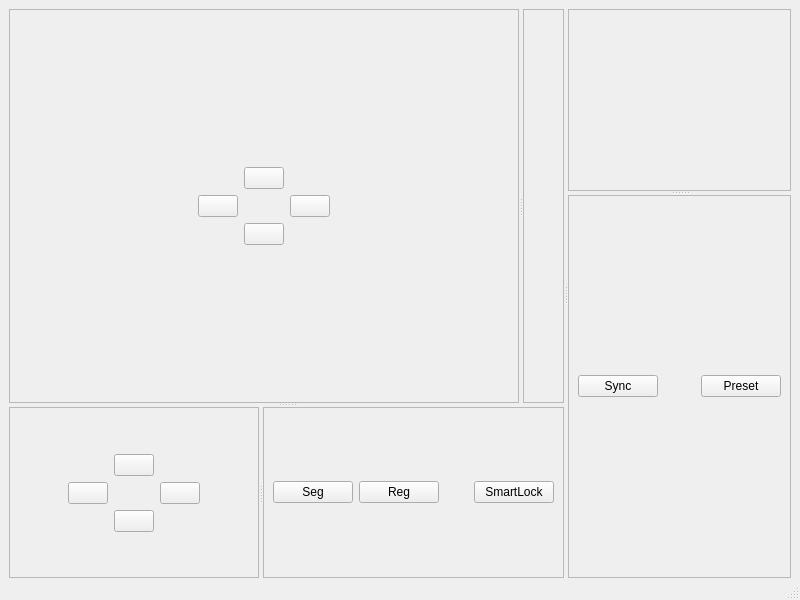
First picture: the form in vtk/SmartLock3.ui, repository timeanddoctor/pystuff, before the edit.
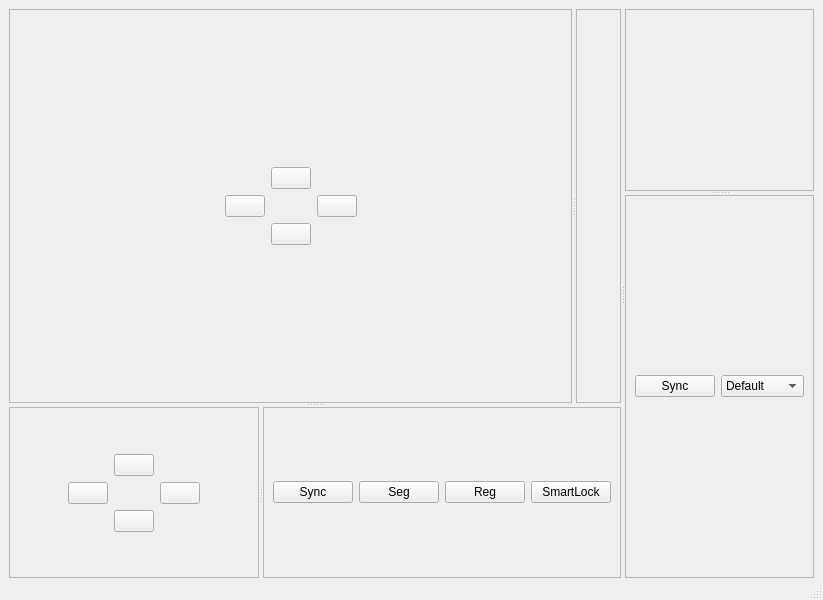
Second picture: the form after the edit.

Commit message: Hacked synced US

```diff
--- a/vtk/SmartLock3.ui
+++ b/vtk/SmartLock3.ui
@@ -274,6 +274,16 @@
          <layout class="QVBoxLayout" name="layoutUS1">
           <item>
            <layout class="QHBoxLayout" name="horizontalLayout_3">
+            <item>
+             <widget class="QPushButton" name="btnSyncUSCT">
+              <property name="text">
+               <string>Sync</string>
+              </property>
+              <property name="checkable">
+               <bool>true</bool>
+              </property>
+             </widget>
+            </item>
             <item>
              <widget class="QPushButton" name="pushButton_13">
               <property name="text">
@@ -362,9 +372,24 @@
             </spacer>
            </item>
            <item>
-            <widget class="QPushButton" name="pushButton_12">
-             <property name="text">
-              <string>Preset</string>
+            <widget class="QComboBox" name="cboxPreset">
+             <item>
+              <property name="text">
+               <string>Default</string>
+              </property>
+             </item>
+             <item>
+              <property name="text">
+               <string>CT - Liver</string>
+              </property>
+             </item>
+             <property name="geometry">
+              <rect>
+               <x>120</x>
+               <y>60</y>
+               <width>53</width>
+               <height>22</height>
+              </rect>
              </property>
             </widget>
            </item>
```
Left out of the diff: 12 changed lines with no effect on the pictures. The commit also changes 2 other files.
